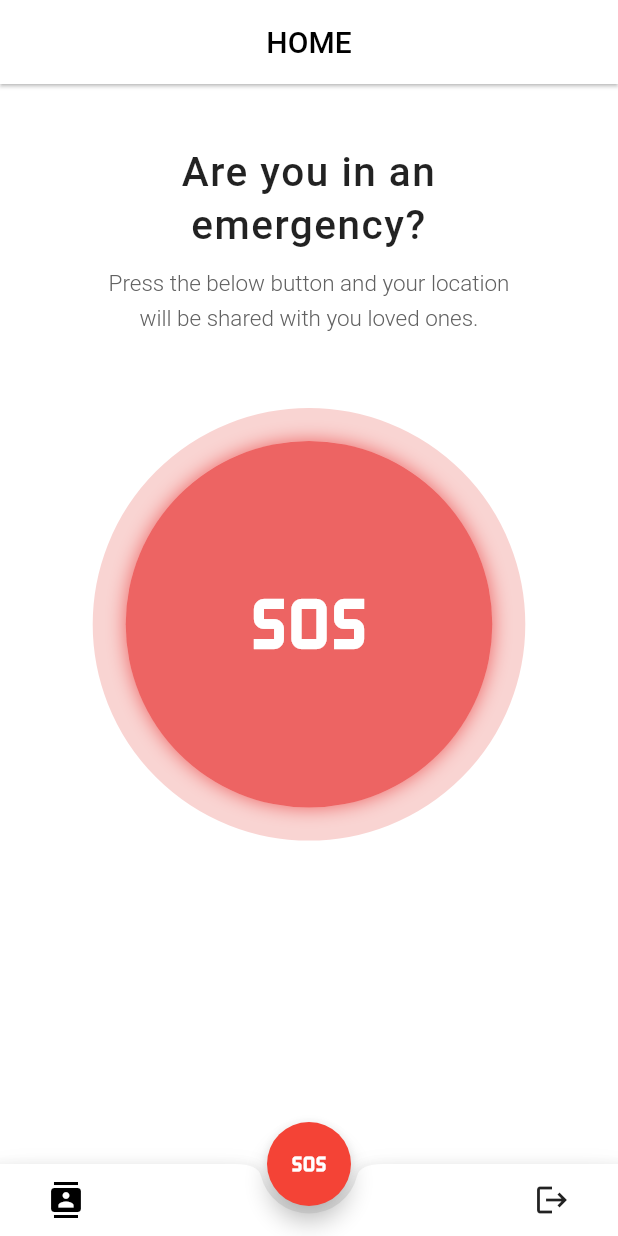
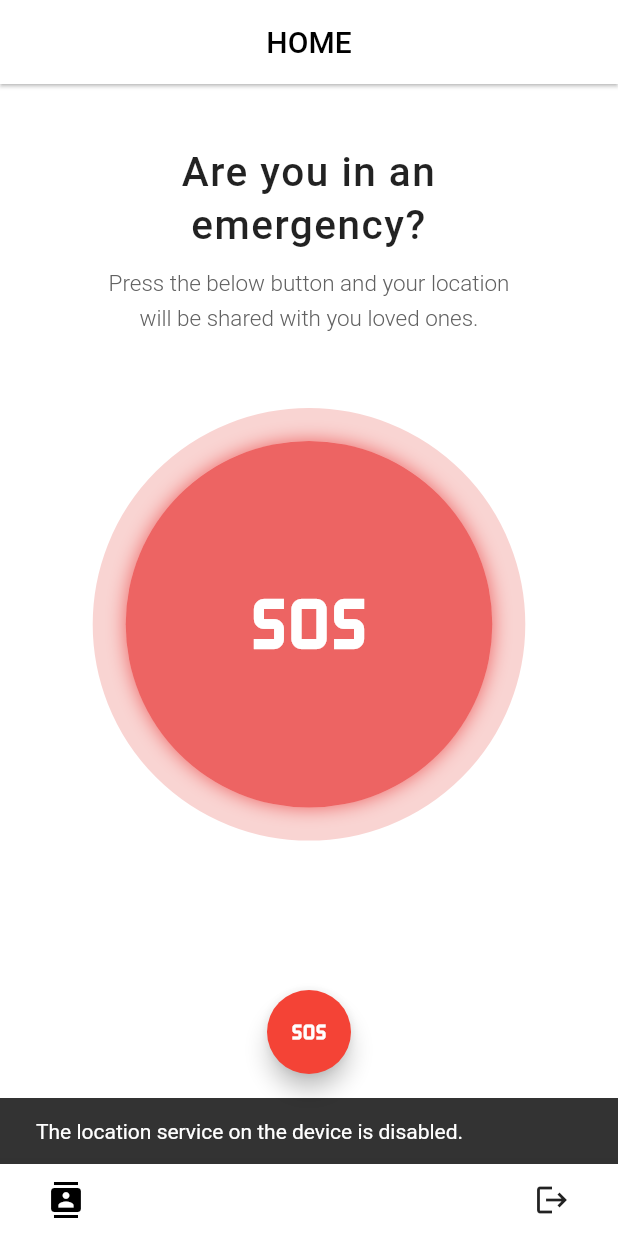
Before and after one commit to YashGupta29/WomenSafetyApp, a Flutter app: the HomePage screen opened directly, after a tap on the "sos" icon, on a phone screen of 412 x 824 dp. Run offline on Flutter 3.47's test engine with Material 2 defaults, Android fonts, the phone set to English and light mode, and no system bars; drawn by our look-alikes of loader_overlay; our stand-ins replace camera, carousel_slider, flutter_dotenv, flutter_native_contact_picker, flutter_svg, geocoding and 5 more; missing offline and left inert: background_sms, flutter_incoming_call, flutter_phone_direct_caller, http_status_code, shake.

Commit message:
Added loader in Login ans Signup Page and also modified the loader for home page

```diff
--- a/client/lib/home/components/home.body.dart
+++ b/client/lib/home/components/home.body.dart
@@ -74,6 +74,7 @@ class _HomePageBodyState extends State<HomePageBody>
 
   Future<void> _notifyContacts() async {
     context.loaderOverlay.show();
+    try {
       CurrentLocation? currentLocation =
           await LocationService.getCurrentLocation(context);
 
@@ -129,6 +130,13 @@ class _HomePageBodyState extends State<HomePageBody>
             'Camera Picture: $img',
           );
         }
+      }
+    } catch (e) {
+      ScaffoldMessenger.of(context).showSnackBar(
+        SnackBar(
+          content: Text(e.toString()),
+        ),
+      );
     }
     context.loaderOverlay.hide();
   }
--- a/client/lib/home/home.page.dart
+++ b/client/lib/home/home.page.dart
@@ -61,11 +61,8 @@ class _HomePageState extends State<HomePage> {
         backgroundColor: Colors.white,
         elevation: 1,
       ),
-      body: LoaderOverlay(
-        child: _selectedPage == 0
-            ? const HomePageBody()
-            : const ContactsPageBody(),
-      ),
+      body:
+          _selectedPage == 0 ? const HomePageBody() : const ContactsPageBody(),
       floatingActionButtonLocation: FloatingActionButtonLocation.centerDocked,
       floatingActionButton: FloatingActionButton(
         backgroundColor: _selectedPage == 0 ? Colors.red : Colors.black,
--- a/client/lib/login/components/login.form.dart
+++ b/client/lib/login/components/login.form.dart
@@ -1,4 +1,5 @@
 import 'dart:convert';
+import 'package:loader_overlay/loader_overlay.dart';
 import 'package:flutter/material.dart';
 import 'package:go_router/go_router.dart';
 import 'package:streaming_shared_preferences/streaming_shared_preferences.dart';
@@ -56,11 +57,13 @@ class _LoginPageFormState extends State<LoginPageForm> {
               print("Validated");
               print('Email -> ${email.text}');
               print('Password -> ${password.text}');
+              context.loaderOverlay.show();
               final ApiResponse res =
                   await loginService.loginWithEmailAndPassword(
                 email.text,
                 password.text,
               );
+              context.loaderOverlay.hide();
               print('User Login Completed Response -> ${res.data}');
               if (res.isSuccess) {
                 StreamingSharedPreferences sf =
--- a/client/lib/signup/components/signup.form.dart
+++ b/client/lib/signup/components/signup.form.dart
@@ -1,6 +1,7 @@
 import 'dart:convert';
 import 'package:flutter/material.dart';
 import 'package:go_router/go_router.dart';
+import 'package:loader_overlay/loader_overlay.dart';
 import 'package:streaming_shared_preferences/streaming_shared_preferences.dart';
 import 'package:women_safety_app/common/services/api.service.dart';
 import 'package:women_safety_app/signup/services/signup.service.dart';
@@ -55,11 +56,13 @@ class _SignupPageFormState extends State<SignupPageForm> {
               print("Validated");
               print('Email -> ${email.text}');
               print('Password -> ${password.text}');
+              context.loaderOverlay.show();
               final ApiResponse res =
                   await signupService.signupWithEmailAndPassword(
                 email.text,
                 password.text,
               );
+              context.loaderOverlay.hide();
               print('User Signup Completed Response -> ${res.data}');
               if (res.isSuccess) {
                 StreamingSharedPreferences sf =
```
Also changed, not shown: client/lib/routes/route.config.dart. Lines whose indentation alone changed are shown as unchanged.
